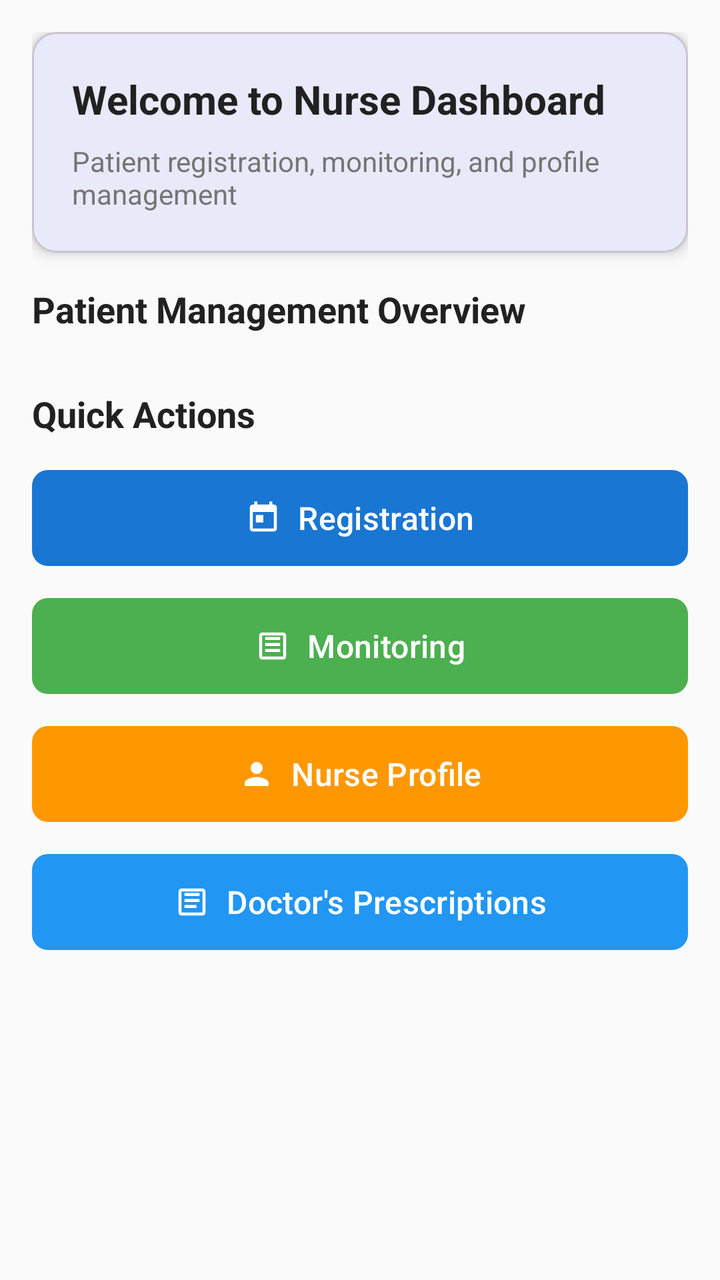
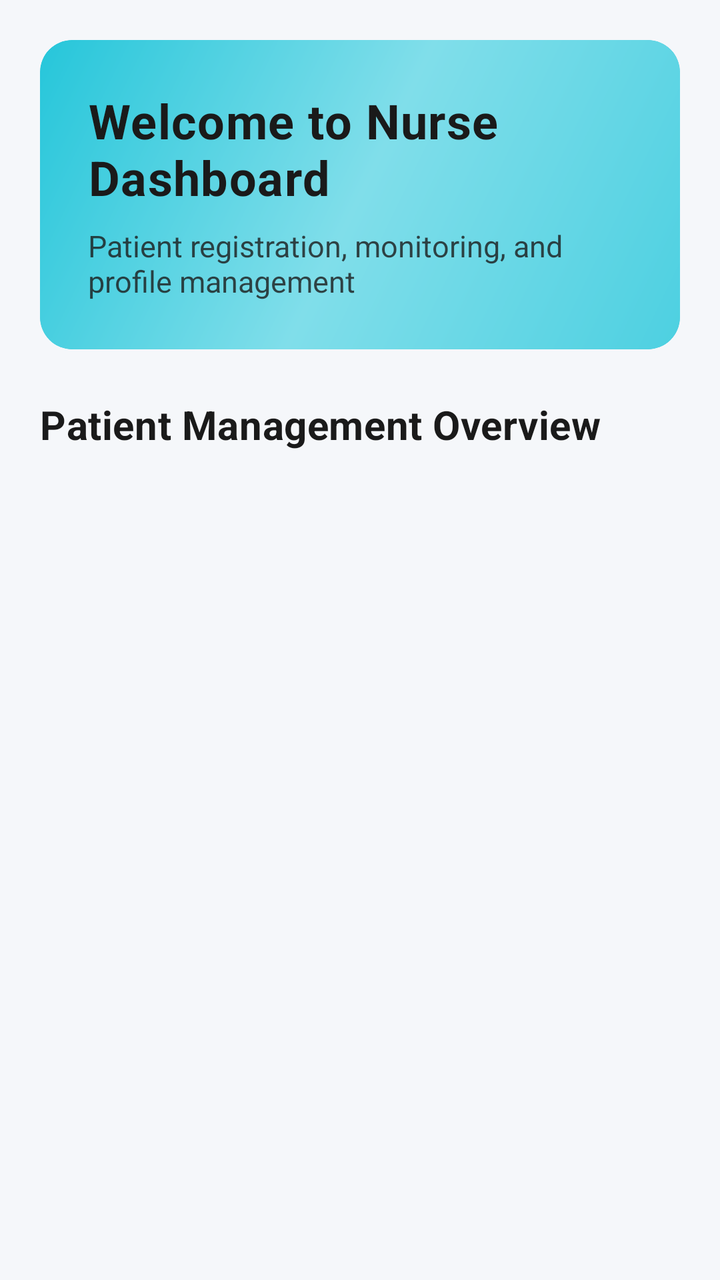

An Android layout rendered at two revisions. The XML below is the earlier revision; the diff shows what the commit changed to produce the second picture.
<!-- AndroidManifest.xml: activity theme Theme.H_CAS.NoActionBar -->
<!-- res/layout/fragment_nurse_dashboard.xml -->
<?xml version="1.0" encoding="utf-8"?>
<ScrollView xmlns:android="http://schemas.android.com/apk/res/android"
    xmlns:app="http://schemas.android.com/apk/res-auto"
    android:layout_width="match_parent"
    android:layout_height="match_parent"
    android:background="@color/background_light"
    android:fillViewport="true">

    <LinearLayout
        android:layout_width="match_parent"
        android:layout_height="wrap_content"
        android:orientation="vertical"
        android:padding="16dp">

        
        <com.google.android.material.card.MaterialCardView
            android:layout_width="match_parent"
            android:layout_height="wrap_content"
            android:layout_marginBottom="16dp"
            app:cardCornerRadius="12dp"
            app:cardElevation="4dp">

            <LinearLayout
                android:layout_width="match_parent"
                android:layout_height="wrap_content"
                android:orientation="vertical"
                android:padding="20dp">

                <TextView
                    android:id="@+id/welcomeTextView"
                    android:layout_width="wrap_content"
                    android:layout_height="wrap_content"
                    android:text="Welcome to Nurse Dashboard"
                    android:textSize="20sp"
                    android:textStyle="bold"
                    android:textColor="@color/text_primary" />

                <TextView
                    android:id="@+id/subtitleTextView"
                    android:layout_width="wrap_content"
                    android:layout_height="wrap_content"
                    android:layout_marginTop="8dp"
                    android:text="Patient registration, monitoring, and profile management"
                    android:textSize="14sp"
                    android:textColor="@color/text_secondary" />

            </LinearLayout>

        </com.google.android.material.card.MaterialCardView>

        
        <TextView
            android:layout_width="wrap_content"
            android:layout_height="wrap_content"
            android:layout_marginBottom="12dp"
            android:text="Patient Management Overview"
            android:textSize="18sp"
            android:textStyle="bold"
            android:textColor="@color/text_primary" />

        <androidx.recyclerview.widget.RecyclerView
            android:id="@+id/statsRecyclerView"
            android:layout_width="match_parent"
            android:layout_height="wrap_content"
            android:layout_marginBottom="16dp" />

        
        <TextView
            android:layout_width="wrap_content"
            android:layout_height="wrap_content"
            android:layout_marginBottom="12dp"
            android:text="Quick Actions"
            android:textSize="18sp"
            android:textStyle="bold"
            android:textColor="@color/text_primary" />

        <LinearLayout
            android:layout_width="match_parent"
            android:layout_height="wrap_content"
            android:orientation="vertical">

            <com.google.android.material.button.MaterialButton
                android:id="@+id/registrationButton"
                android:layout_width="match_parent"
                android:layout_height="56dp"
                android:layout_marginBottom="8dp"
                android:text="Registration"
                android:textSize="16sp"
                app:icon="@drawable/ic_patient_registration"
                app:iconGravity="textStart"
                app:cornerRadius="8dp"
                app:backgroundTint="@color/primary_blue"
                android:textColor="@color/white" />

            <com.google.android.material.button.MaterialButton
                android:id="@+id/monitoringButton"
                android:layout_width="match_parent"
                android:layout_height="56dp"
                android:layout_marginBottom="8dp"
                android:text="Monitoring"
                android:textSize="16sp"
                app:icon="@drawable/ic_patient_monitoring"
                app:iconGravity="textStart"
                app:cornerRadius="8dp"
                app:backgroundTint="@color/success_green"
                android:textColor="@color/white" />

            <com.google.android.material.button.MaterialButton
                android:id="@+id/profileButton"
                android:layout_width="match_parent"
                android:layout_height="56dp"
                android:layout_marginBottom="8dp"
                android:text="Nurse Profile"
                android:textSize="16sp"
                app:icon="@drawable/ic_nurse_profile"
                app:iconGravity="textStart"
                app:cornerRadius="8dp"
                app:backgroundTint="@color/warning_orange"
                android:textColor="@color/white" />

            <com.google.android.material.button.MaterialButton
                android:id="@+id/prescriptionsButton"
                android:layout_width="match_parent"
                android:layout_height="56dp"
                android:layout_marginBottom="8dp"
                android:text="Doctor's Prescriptions"
                android:textSize="16sp"
                app:icon="@drawable/ic_prescriptions"
                app:iconGravity="textStart"
                app:cornerRadius="8dp"
                app:backgroundTint="@color/accent_blue"
                android:textColor="@color/white" />

        </LinearLayout>

    </LinearLayout>

</ScrollView>
<!-- resources referenced by this layout -->
<resources>
  <color name="accent_blue">#2196F3</color>
  <color name="background_light">#FAFAFA</color>
  <color name="primary_blue">#1976D2</color>
  <color name="success_green">#4CAF50</color>
  <color name="text_primary">#212121</color>
  <color name="text_secondary">#757575</color>
  <color name="warning_orange">#FF9800</color>
  <color name="white">#FFFFFFFF</color>
  <!-- drawable ic_nurse_profile (drawable) -->
  <vector xmlns:android="http://schemas.android.com/apk/res/android"
      android:width="24dp"
      android:height="24dp"
      android:viewportWidth="24"
      android:viewportHeight="24"
      android:tint="?attr/colorOnSurface">
    <path
        android:fillColor="@android:color/white"
        android:pathData="M12,12c2.21,0 4,-1.79 4,-4s-1.79,-4 -4,-4 -4,1.79 -4,4 1.79,4 4,4zM12,14c-2.67,0 -8,1.34 -8,4v2h16v-2c0,-2.66 -5.33,-4 -8,-4z"/>
  </vector>
  <!-- drawable ic_patient_monitoring (drawable) -->
  <vector xmlns:android="http://schemas.android.com/apk/res/android"
      android:width="24dp"
      android:height="24dp"
      android:viewportWidth="24"
      android:viewportHeight="24"
      android:tint="?attr/colorOnSurface">
    <path
        android:fillColor="@android:color/white"
        android:pathData="M19,3H5C3.9,3 3,3.9 3,5v14c0,1.1 0.9,2 2,2h14c1.1,0 2,-0.9 2,-2V5C21,3.9 20.1,3 19,3zM19,19H5V5h14V19zM17,12H7v-2h10V12zM17,16H7v-2h10V16zM17,8H7V6h10V8z"/>
  </vector>
  <!-- drawable ic_patient_registration (drawable) -->
  <vector xmlns:android="http://schemas.android.com/apk/res/android"
      android:width="24dp"
      android:height="24dp"
      android:viewportWidth="24"
      android:viewportHeight="24"
      android:tint="?attr/colorOnSurface">
    <path
        android:fillColor="@android:color/white"
        android:pathData="M19,3h-1V1h-2v2H8V1H6v2H5C3.89,3 3.01,3.9 3.01,5L3,19c0,1.1 0.89,2 2,2h14c1.1,0 2,-0.9 2,-2V5C21,3.9 20.1,3 19,3zM19,19H5V8h14V19zM7,10h5v5H7V10z"/>
  </vector>
  <!-- drawable ic_prescriptions (drawable) -->
  <vector xmlns:android="http://schemas.android.com/apk/res/android"
      android:width="24dp"
      android:height="24dp"
      android:viewportWidth="24"
      android:viewportHeight="24"
      android:tint="@color/nav_item_color">
    <path
        android:fillColor="@android:color/white"
        android:pathData="M19,3H5C3.9,3 3,3.9 3,5v14c0,1.1 0.9,2 2,2h14c1.1,0 2,-0.9 2,-2V5C21,3.9 20.1,3 19,3zM19,19H5V5h14V19zM17,12H7v-2h10V12zM15,16H7v-2h8V16zM17,8H7V6h10V8z"/>
  </vector>
  <style name="Theme.H_CAS.NoActionBar" parent="Theme.Material3.DayNight.NoActionBar">
          <item name="colorPrimary">@color/primary_blue</item>
          <item name="colorPrimaryDark">@color/primary_blue_dark</item>
          <item name="colorAccent">@color/accent_blue</item>
          <item name="android:statusBarColor">@color/white</item>
          <item name="android:windowLightStatusBar">true</item>
      </style>
  <color name="nav_item_color">#727272</color>
  <color name="primary_blue_dark">#1565C0</color>
</resources>

<!-- the commit's change to res/layout/fragment_nurse_dashboard.xml (unified diff, before → after) -->
@@ -3,37 +3,42 @@
     xmlns:app="http://schemas.android.com/apk/res-auto"
     android:layout_width="match_parent"
     android:layout_height="match_parent"
-    android:background="@color/background_light"
-    android:fillViewport="true">
+    android:background="#F5F7FA"
+    android:fillViewport="true"
+    android:scrollbars="none">
 
     <LinearLayout
         android:layout_width="match_parent"
         android:layout_height="wrap_content"
         android:orientation="vertical"
-        android:padding="16dp">
+        android:padding="20dp">
 
         
         <com.google.android.material.card.MaterialCardView
             android:layout_width="match_parent"
             android:layout_height="wrap_content"
-            android:layout_marginBottom="16dp"
-            app:cardCornerRadius="12dp"
-            app:cardElevation="4dp">
+            android:layout_marginBottom="24dp"
+            app:cardCornerRadius="16dp"
+            app:cardElevation="0dp"
+            app:strokeWidth="0dp"
+            app:cardBackgroundColor="@color/nurse_teal">
 
             <LinearLayout
                 android:layout_width="match_parent"
                 android:layout_height="wrap_content"
                 android:orientation="vertical"
-                android:padding="20dp">
+                android:padding="24dp"
+                android:background="@drawable/nurse_welcome_background">
 
                 <TextView
                     android:id="@+id/welcomeTextView"
                     android:layout_width="wrap_content"
                     android:layout_height="wrap_content"
                     android:text="Welcome to Nurse Dashboard"
-                    android:textSize="20sp"
+                    android:textSize="24sp"
                     android:textStyle="bold"
-                    android:textColor="@color/text_primary" />
+                    android:textColor="#1A1A1A"
+                    android:letterSpacing="0.02" />
 
                 <TextView
                     android:id="@+id/subtitleTextView"
@@ -41,97 +46,41 @@
                     android:layout_height="wrap_content"
                     android:layout_marginTop="8dp"
                     android:text="Patient registration, monitoring, and profile management"
-                    android:textSize="14sp"
-                    android:textColor="@color/text_secondary" />
+                    android:textSize="15sp"
+                    android:textColor="#1A1A1A"
+                    android:alpha="0.8" />
 
             </LinearLayout>
 
         </com.google.android.material.card.MaterialCardView>
 
         
-        <TextView
-            android:layout_width="wrap_content"
+        <LinearLayout
+            android:layout_width="match_parent"
             android:layout_height="wrap_content"
-            android:layout_marginBottom="12dp"
-            android:text="Patient Management Overview"
-            android:textSize="18sp"
-            android:textStyle="bold"
-            android:textColor="@color/text_primary" />
+            android:orientation="horizontal"
+            android:gravity="center_vertical"
+            android:layout_marginBottom="16dp">
+
+            <TextView
+                android:layout_width="0dp"
+                android:layout_height="wrap_content"
+                android:layout_weight="1"
+                android:text="Patient Management Overview"
+                android:textSize="20sp"
+                android:textStyle="bold"
+                android:textColor="#1A1A1A"
+                android:letterSpacing="0.01" />
+
+        </LinearLayout>
 
         <androidx.recyclerview.widget.RecyclerView
             android:id="@+id/statsRecyclerView"
             android:layout_width="match_parent"
             android:layout_height="wrap_content"
-            android:layout_marginBottom="16dp" />
+            android:layout_marginBottom="28dp"
+            android:nestedScrollingEnabled="false" />
 
-        
-        <TextView
-            android:layout_width="wrap_content"
-            android:layout_height="wrap_content"
-            android:layout_marginBottom="12dp"
-            android:text="Quick Actions"
-            android:textSize="18sp"
-            android:textStyle="bold"
-            android:textColor="@color/text_primary" />
-
-        <LinearLayout
-            android:layout_width="match_parent"
-            android:layout_height="wrap_content"
-            android:orientation="vertical">
-
-            <com.google.android.material.button.MaterialButton
-                android:id="@+id/registrationButton"
-                android:layout_width="match_parent"
-                android:layout_height="56dp"
-                android:layout_marginBottom="8dp"
-                android:text="Registration"
-                android:textSize="16sp"
-                app:icon="@drawable/ic_patient_registration"
-                app:iconGravity="textStart"
-                app:cornerRadius="8dp"
-                app:backgroundTint="@color/primary_blue"
-                android:textColor="@color/white" />
-
-            <com.google.android.material.button.MaterialButton
-                android:id="@+id/monitoringButton"
-                android:layout_width="match_parent"
-                android:layout_height="56dp"
-                android:layout_marginBottom="8dp"
-                android:text="Monitoring"
-                android:textSize="16sp"
-                app:icon="@drawable/ic_patient_monitoring"
-                app:iconGravity="textStart"
-                app:cornerRadius="8dp"
-                app:backgroundTint="@color/success_green"
-                android:textColor="@color/white" />
-
-            <com.google.android.material.button.MaterialButton
-                android:id="@+id/profileButton"
-                android:layout_width="match_parent"
-                android:layout_height="56dp"
-                android:layout_marginBottom="8dp"
-                android:text="Nurse Profile"
-                android:textSize="16sp"
-                app:icon="@drawable/ic_nurse_profile"
-                app:iconGravity="textStart"
-                app:cornerRadius="8dp"
-                app:backgroundTint="@color/warning_orange"
-                android:textColor="@color/white" />
-
-            <com.google.android.material.button.MaterialButton
-                android:id="@+id/prescriptionsButton"
-                android:layout_width="match_parent"
-                android:layout_height="56dp"
-                android:layout_marginBottom="8dp"
-                android:text="Doctor's Prescriptions"
-                android:textSize="16sp"
-                app:icon="@drawable/ic_prescriptions"
-                app:iconGravity="textStart"
-                app:cornerRadius="8dp"
-                app:backgroundTint="@color/accent_blue"
-                android:textColor="@color/white" />
-
-        </LinearLayout>
 
     </LinearLayout>
 
<!-- resource entries referenced after the edit -->
@@ -1,57 +1,21 @@
 <!-- resources referenced by this layout -->
 <resources>
+  <color name="nurse_teal">#4DD0E1</color>
+  <!-- drawable nurse_welcome_background (drawable) -->
+  <?xml version="1.0" encoding="utf-8"?>
+  <shape xmlns:android="http://schemas.android.com/apk/res/android"
+      android:shape="rectangle">
+      <gradient
+          android:angle="135"
+          android:startColor="#4DD0E1"
+          android:centerColor="#80DEEA"
+          android:endColor="#26C6DA"
+          android:type="linear" />
+      <corners android:radius="16dp" />
+  </shape>
   <color name="accent_blue">#2196F3</color>
-  <color name="background_light">#FAFAFA</color>
   <color name="primary_blue">#1976D2</color>
-  <color name="success_green">#4CAF50</color>
-  <color name="text_primary">#212121</color>
-  <color name="text_secondary">#757575</color>
-  <color name="warning_orange">#FF9800</color>
   <color name="white">#FFFFFFFF</color>
-  <!-- drawable ic_nurse_profile (drawable) -->
-  <vector xmlns:android="http://schemas.android.com/apk/res/android"
-      android:width="24dp"
-      android:height="24dp"
-      android:viewportWidth="24"
-      android:viewportHeight="24"
-      android:tint="?attr/colorOnSurface">
-    <path
-        android:fillColor="@android:color/white"
-        android:pathData="M12,12c2.21,0 4,-1.79 4,-4s-1.79,-4 -4,-4 -4,1.79 -4,4 1.79,4 4,4zM12,14c-2.67,0 -8,1.34 -8,4v2h16v-2c0,-2.66 -5.33,-4 -8,-4z"/>
-  </vector>
-  <!-- drawable ic_patient_monitoring (drawable) -->
-  <vector xmlns:android="http://schemas.android.com/apk/res/android"
-      android:width="24dp"
-      android:height="24dp"
-      android:viewportWidth="24"
-      android:viewportHeight="24"
-      android:tint="?attr/colorOnSurface">
-    <path
-        android:fillColor="@android:color/white"
-        android:pathData="M19,3H5C3.9,3 3,3.9 3,5v14c0,1.1 0.9,2 2,2h14c1.1,0 2,-0.9 2,-2V5C21,3.9 20.1,3 19,3zM19,19H5V5h14V19zM17,12H7v-2h10V12zM17,16H7v-2h10V16zM17,8H7V6h10V8z"/>
-  </vector>
-  <!-- drawable ic_patient_registration (drawable) -->
-  <vector xmlns:android="http://schemas.android.com/apk/res/android"
-      android:width="24dp"
-      android:height="24dp"
-      android:viewportWidth="24"
-      android:viewportHeight="24"
-      android:tint="?attr/colorOnSurface">
-    <path
-        android:fillColor="@android:color/white"
-        android:pathData="M19,3h-1V1h-2v2H8V1H6v2H5C3.89,3 3.01,3.9 3.01,5L3,19c0,1.1 0.89,2 2,2h14c1.1,0 2,-0.9 2,-2V5C21,3.9 20.1,3 19,3zM19,19H5V8h14V19zM7,10h5v5H7V10z"/>
-  </vector>
-  <!-- drawable ic_prescriptions (drawable) -->
-  <vector xmlns:android="http://schemas.android.com/apk/res/android"
-      android:width="24dp"
-      android:height="24dp"
-      android:viewportWidth="24"
-      android:viewportHeight="24"
-      android:tint="@color/nav_item_color">
-    <path
-        android:fillColor="@android:color/white"
-        android:pathData="M19,3H5C3.9,3 3,3.9 3,5v14c0,1.1 0.9,2 2,2h14c1.1,0 2,-0.9 2,-2V5C21,3.9 20.1,3 19,3zM19,19H5V5h14V19zM17,12H7v-2h10V12zM15,16H7v-2h8V16zM17,8H7V6h10V8z"/>
-  </vector>
   <style name="Theme.H_CAS.NoActionBar" parent="Theme.Material3.DayNight.NoActionBar">
           <item name="colorPrimary">@color/primary_blue</item>
           <item name="colorPrimaryDark">@color/primary_blue_dark</item>
@@ -59,7 +23,6 @@
           <item name="android:statusBarColor">@color/white</item>
           <item name="android:windowLightStatusBar">true</item>
       </style>
-  <color name="nav_item_color">#727272</color>
   <color name="primary_blue_dark">#1565C0</color>
 </resources>
 
